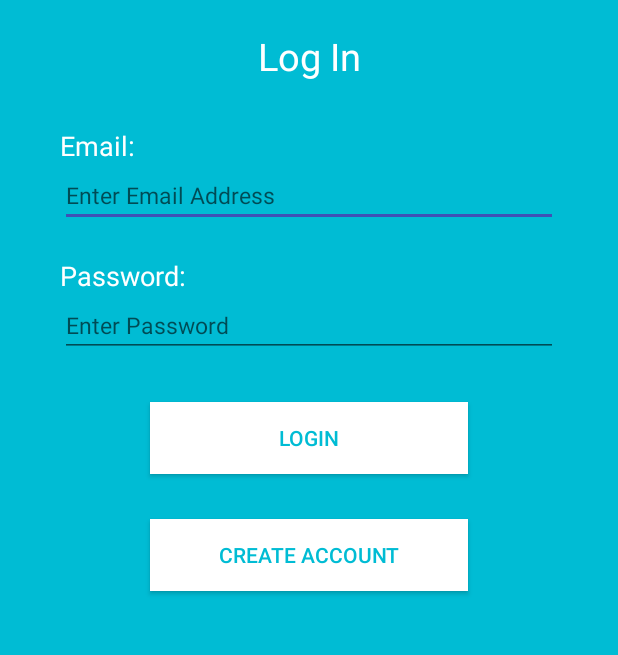
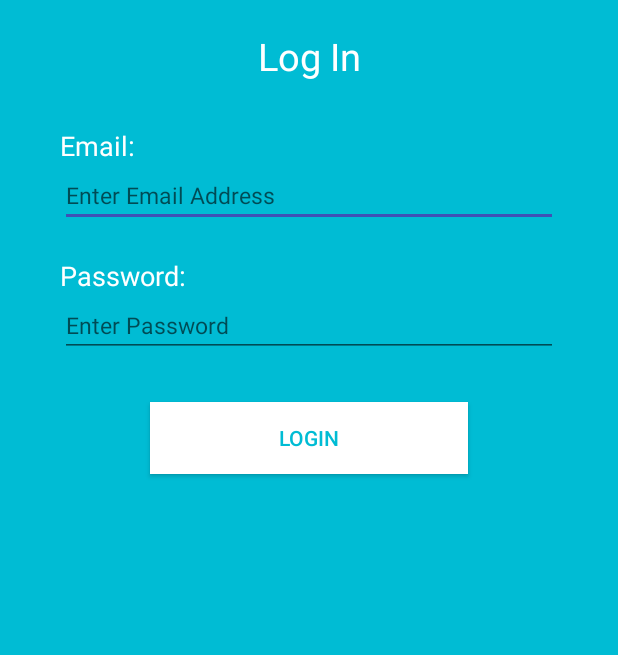
Before and after one commit to MadanNeupane/Sangeet, an Android app: the screen it shows after launch (LoginActivity), after a tap on "LOGIN", on a phone screen of 412 x 824 dp, the part 301-956 px from its top. Run offline under Robolectric (Android 15) with nearby library versions, the phone set to English and light mode, and no system bars; our stand-ins replace Firebase (no records; nobody signed in at launch, a user with empty details on screens opened directly).

Commit message:
Updated Register, Login and Logout

```diff
--- a/app/src/main/java/com/example/sangeet/LoginActivity.java
+++ b/app/src/main/java/com/example/sangeet/LoginActivity.java
@@ -72,8 +72,4 @@ public class LoginActivity extends AppCompatActivity {
                 });
     }
 
-    public void register(View view) {
-        startActivity(new Intent(LoginActivity.this, RegisterActivity.class));
-    }
-
 }
--- a/app/src/main/res/layout/activity_login.xml
+++ b/app/src/main/res/layout/activity_login.xml
@@ -82,15 +82,4 @@
         android:text="Login"
         android:textColor="#00BCD4" />
 
-    <Button
-        android:layout_width="match_parent"
-        android:layout_height="wrap_content"
-        android:layout_marginLeft="60dp"
-        android:layout_marginTop="30dp"
-        android:layout_marginRight="60dp"
-        android:background="#FFFFFF"
-        android:onClick="register"
-        android:text="Create Account"
-        android:textColor="#00BCD4" />
-
 </LinearLayout>
```
Also changed, not shown: app/src/main/java/com/example/sangeet/Logout.java (deleted, +0 -33 lines), app/src/main/java/com/example/sangeet/MainActivity.java (+9 -1 lines), app/src/main/java/com/example/sangeet/RegisterActivity.java (+6 -5 lines), app/src/main/res/layout/activity_logout.xml (deleted, +0 -23 lines).
